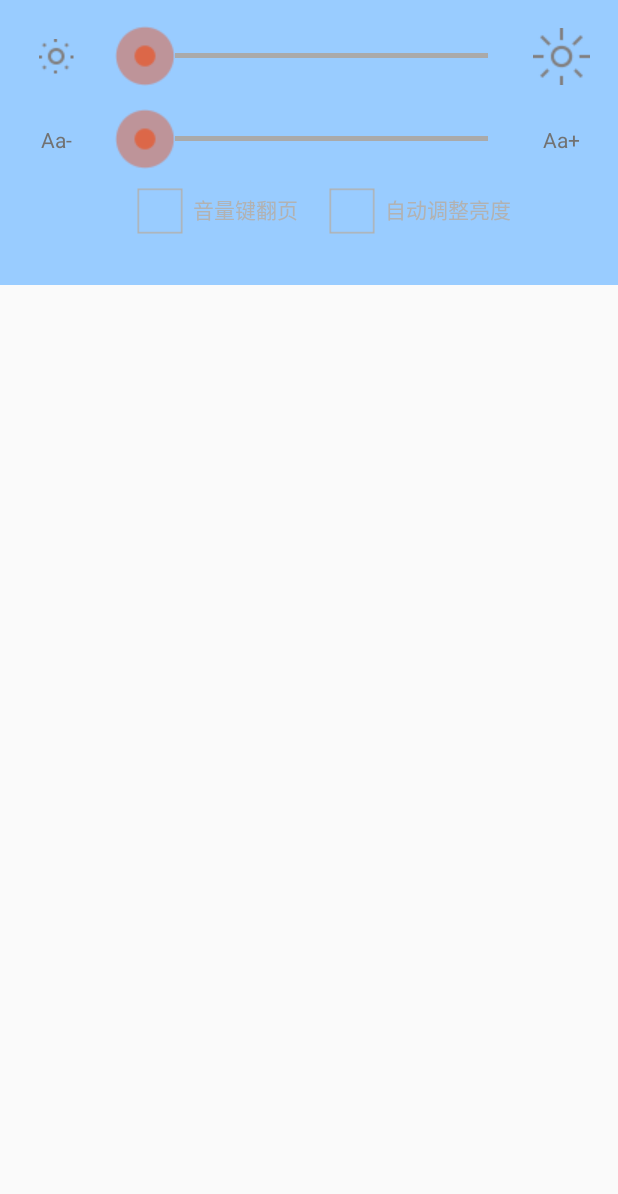
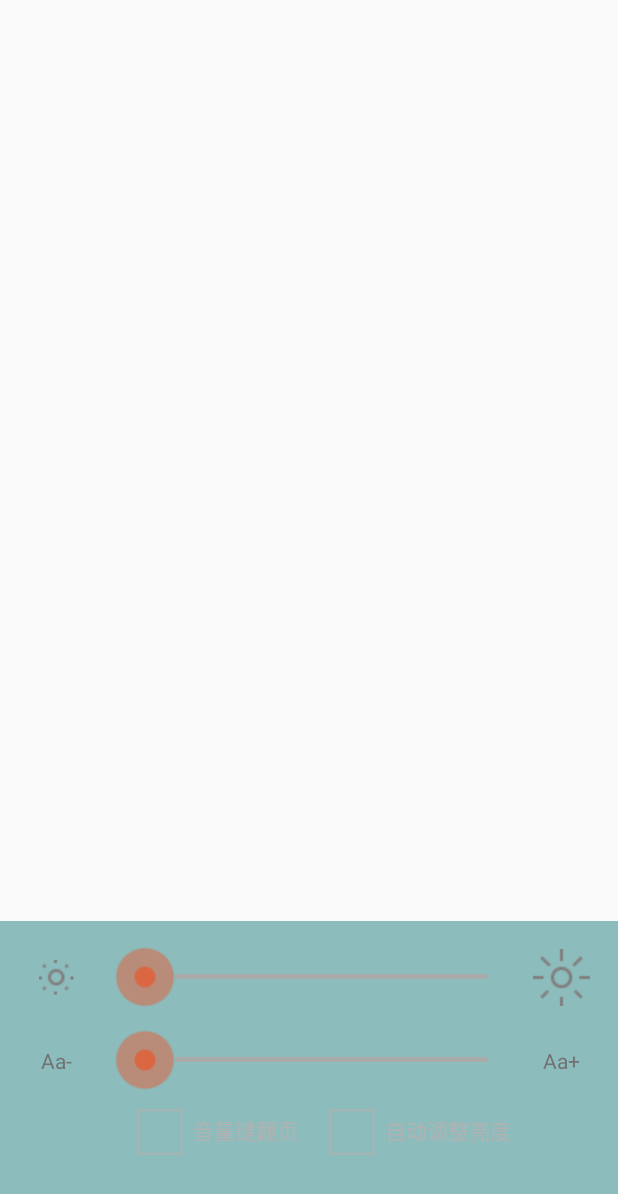
Before and after one commit to laizhiping/teamwork, an Android app: the layout layout_edit_set.xml on its own in the app's theme, with its tools: preview values and no code run, on a phone screen of 412 x 824 dp. Shown: the top 1194 px of the screen. Run offline under Robolectric (Android 15) with nearby library versions, the phone set to English and light mode, and no system bars.

Commit message:
将app一部分颜色注册,以及字体设置的正确显示

```diff
--- a/MindPicking/app/src/main/AndroidManifest.xml
+++ b/MindPicking/app/src/main/AndroidManifest.xml
@@ -9,14 +9,13 @@
         android:roundIcon="@mipmap/ic_launcher_round"
         android:supportsRtl="true"
         android:theme="@style/AppTheme">
-        <activity android:name=".MainActivity">
+        <activity android:name=".EditSetActivity">
             <intent-filter>
                 <action android:name="android.intent.action.MAIN" />
 
                 <category android:name="android.intent.category.LAUNCHER" />
             </intent-filter>
         </activity>
-
     </application>
 
 </manifest>
--- a/MindPicking/app/src/main/res/layout/layout_edit_set.xml
+++ b/MindPicking/app/src/main/res/layout/layout_edit_set.xml
@@ -1,14 +1,21 @@
 <?xml version="1.0" encoding="utf-8"?>
-<LinearLayout xmlns:android="http://schemas.android.com/apk/res/android"
-    android:id="@+id/rlReadAaSet"
-    android:layout_width="match_parent"
-    android:layout_height="190dp"
+<RelativeLayout xmlns:android="http://schemas.android.com/apk/res/android"
+    android:id="@+id/editSet"
+    android:layout_width="wrap_content"
+    android:layout_height="210dp"
     android:layout_above="@+id/llBookReadBottom"
-    android:background="@color/colorTheme"
+    android:background="@color/colorEditTheme"
     android:clickable="true"
     android:orientation="vertical"
+    android:layout_gravity="bottom"
     >
-
+<LinearLayout
+    android:layout_width="match_parent"
+    android:layout_height="210dp"
+    android:clickable="true"
+    android:orientation="vertical"
+    android:layout_alignParentTop="true"
+    android:layout_alignParentStart="true">
     <LinearLayout
         android:layout_width="match_parent"
         android:layout_height="wrap_content"
@@ -132,3 +139,4 @@
         android:numColumns="6"
         android:scrollbars="none" />
 </LinearLayout>
+</RelativeLayout>
--- a/MindPicking/app/src/main/res/values/colors.xml
+++ b/MindPicking/app/src/main/res/values/colors.xml
@@ -4,6 +4,7 @@
     <color name="colorPrimaryDark">#303F9F</color>
     <color name="colorAccent">#FF4081</color>
     <color name="colorTheme">#99ccff</color>//我们app的主题颜色
+    <color name="colorEditTheme">#8dbcbc</color>//编辑页面的主题颜色
     <color name="white">#ffffffff</color>
     <color name="black">#ff000000</color>
     <color name="red">#FF0000</color>
```
Also changed, not shown: MindPicking/app/src/main/java/com/example/acer/mindpicking/EditSetActivity.java (added, +39 -0 lines), MindPicking/app/src/main/res/layout/activity_edit.xml (+9 -3 lines).
